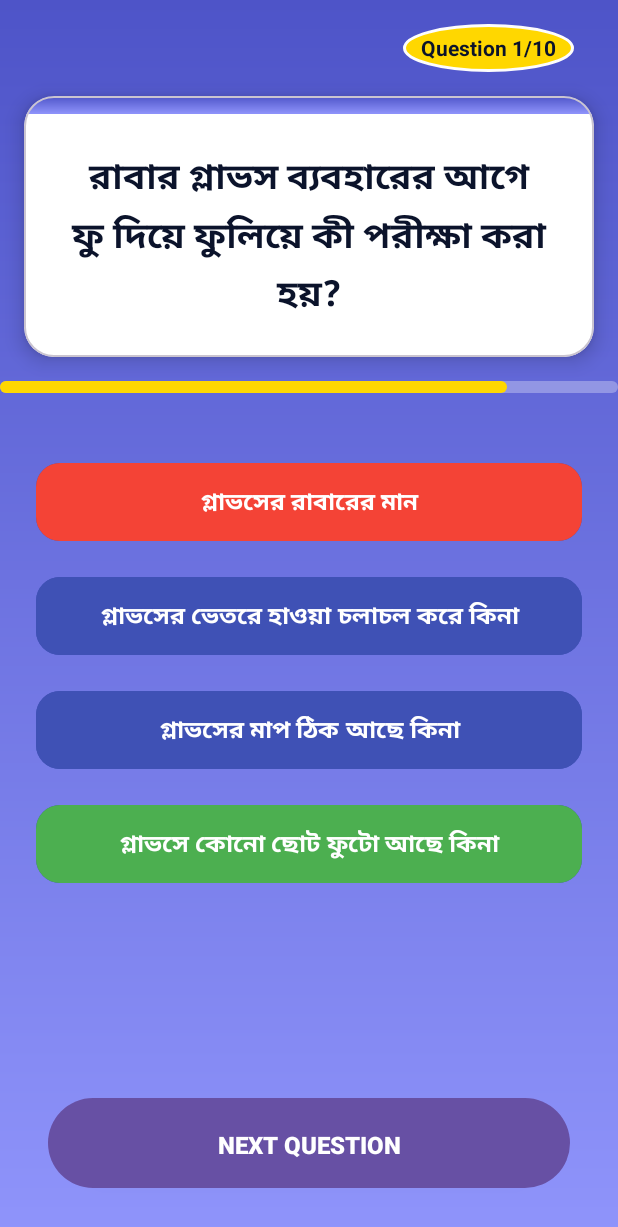
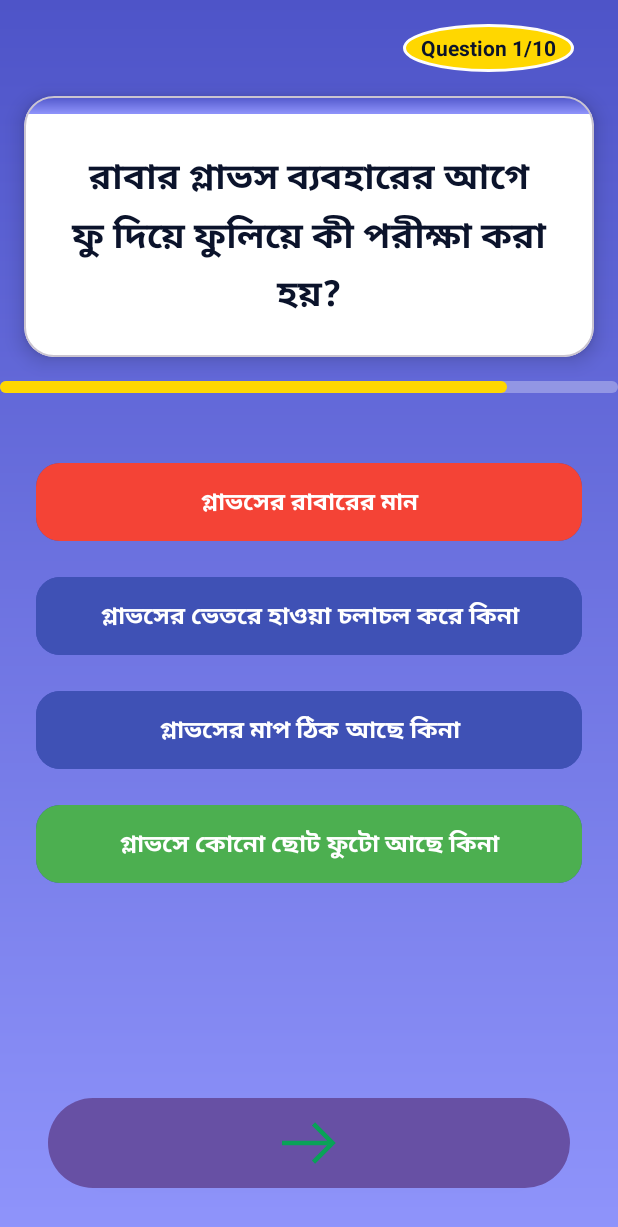
Before and after one commit to UtilityDD/slm, an Android app: the GameActivity screen opened directly, with no data from a screen before it, after a tap on "গ্লাভসের রাবারের মান", on a phone screen of 412 x 824 dp. Shown: the top 1227 px of the screen. Run offline under Robolectric (Android 15) with nearby library versions, the phone set to English and light mode, and no system bars.

Commit message:
next button replaced with arrow

```diff
--- a/app/src/main/java/com/blackgrapes/smartlineman/GameActivity.kt
+++ b/app/src/main/java/com/blackgrapes/smartlineman/GameActivity.kt
@@ -233,7 +233,14 @@ class GameActivity : AppCompatActivity() {
             it.setTextColor(ContextCompat.getColor(this, R.color.white))
         }
 
-        submitButton.text = "NEXT QUESTION"
+        submitButton.text = "" // Remove text
+        val nextDrawable = ContextCompat.getDrawable(this, R.drawable.next)
+        submitButton.setCompoundDrawablesWithIntrinsicBounds(nextDrawable, null, null, null)
+        // Post a runnable to calculate padding after the button is laid out
+        submitButton.post {
+            val padding = (submitButton.width - (nextDrawable?.intrinsicWidth ?: 0)) / 2
+            submitButton.setPadding(padding, 0, 0, 0)
+        }
     }
 
     private fun showNextButton() {
@@ -301,6 +308,13 @@ class GameActivity : AppCompatActivity() {
             it.setTextColor(ContextCompat.getColor(this, R.color.white))
         }
         showNextButton()
+        submitButton.text = "" // Remove text
+        val nextDrawable = ContextCompat.getDrawable(this, R.drawable.next)
+        submitButton.setCompoundDrawablesWithIntrinsicBounds(nextDrawable, null, null, null)
+        submitButton.post {
+            val padding = (submitButton.width - (nextDrawable?.intrinsicWidth ?: 0)) / 2
+            submitButton.setPadding(padding, 0, 0, 0)
+        }
     }
     private fun resetButtonState(button: Button) {
         // Reset background tint based on the button's ID
--- /dev/null
+++ b/app/src/main/res/drawable/next.xml
@@ -0,0 +1,5 @@
+<vector xmlns:android="http://schemas.android.com/apk/res/android" android:height="48dp" android:viewportHeight="32" android:viewportWidth="32" android:width="48dp">
+
+    <path android:fillColor="#09A258" android:pathData="M18.719,6.781L17.281,8.219L24.063,15L4,15L4,17L24.063,17L17.281,23.781L18.719,25.219L27.219,16.719L27.906,16L27.219,15.281Z"/>
+
+</vector>
```
Also changed, not shown: app/src/main/java/com/blackgrapes/smartlineman/ChapterQuizActivity.kt (+15 -1 lines).
